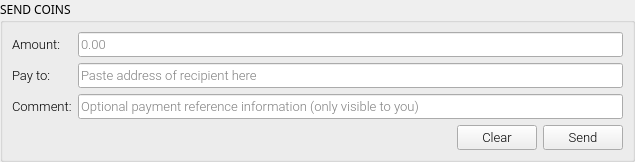
Before: the Qt Designer form app/ui/wallet_send.ui in coblo/gui-demo, drawn with Qt 5.
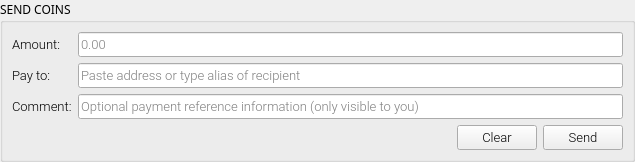
After: the same form once the commit is applied.

Commit message: Update placeholder text.

```diff
--- a/app/ui/wallet_send.ui
+++ b/app/ui/wallet_send.ui
@@ -112,7 +112,7 @@
            <string/>
           </property>
           <property name="placeholderText">
-           <string>Paste address of recipient here</string>
+           <string>Paste address or type alias of recipient</string>
           </property>
           <property name="clearButtonEnabled">
            <bool>true</bool>
```
